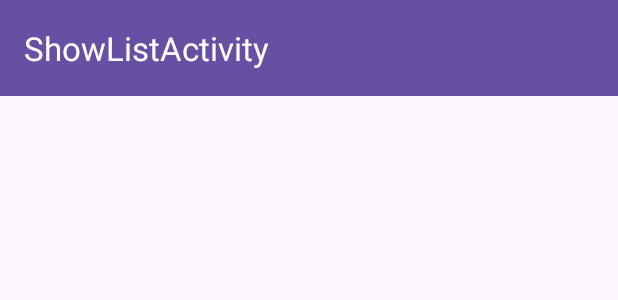
After one commit to BuffetLac61/TEA1_Alexis_API, an Android app: the layout activity_show_list.xml on its own in the app's theme, with its tools: preview values and no code run, on a phone screen of 412 x 824 dp. The commit adds this screen. Shown: the top 300 px of the screen. Run offline under Robolectric (Android 15) with nearby library versions, the phone set to English and light mode, and no system bars.

Commit message:
On peut voir la liste liée au pseudo, mais c'est une liste crée à chaque fois pour tester On peut ouvrir une activité ShowListActivity mais y'a rien dedans (mais elle récupère le numéro de l'elt séléctionné)

```diff
--- a/app/src/main/AndroidManifest.xml
+++ b/app/src/main/AndroidManifest.xml
@@ -12,7 +12,9 @@
         android:supportsRtl="true"
         android:theme="@style/Theme.TEA1_V01"
         tools:targetApi="31">
-
+        <activity
+            android:name=".ShowListActivity"
+            android:exported="false" />
         <activity
             android:name=".ChoixListActivity"
             android:exported="false" />
--- a/app/src/main/java/com/example/tea1_v01/ChoixListActivity.kt
+++ b/app/src/main/java/com/example/tea1_v01/ChoixListActivity.kt
@@ -27,7 +27,7 @@ class ChoixListActivity : BaseActivity() {
         val pseudoActif = intent.getStringExtra("pseudoActif")
 
         nomPseudoActif = findViewById(R.id.nomProfilActif)
-        nomPseudoActif.text = pseudoActif
+        nomPseudoActif.text = "Profil : "+pseudoActif
 
 
 
@@ -41,7 +41,6 @@ class ChoixListActivity : BaseActivity() {
 
         val adapter = DropdownAdapter(dropdownItems)
         recyclerView.adapter = adapter
-
 
     }
 
--- a/app/src/main/res/layout/activity_choix_list.xml
+++ b/app/src/main/res/layout/activity_choix_list.xml
@@ -40,11 +40,11 @@
     <androidx.recyclerview.widget.RecyclerView
         android:id="@+id/recyclerViewChoixActivity"
         android:layout_width="match_parent"
-        android:layout_height="wrap_content"
+        android:layout_height="0dp"
         app:layout_constraintTop_toBottomOf="@id/nomProfilActif"
+        app:layout_constraintBottom_toBottomOf="parent"
         android:layout_marginRight="10dp"
         android:layout_marginLeft="10dp"
-        android:layout_marginBottom="20dp"
         />
 
 
--- /dev/null
+++ b/app/src/main/res/layout/activity_show_list.xml
@@ -0,0 +1,23 @@
+<?xml version="1.0" encoding="utf-8"?>
+<androidx.constraintlayout.widget.ConstraintLayout xmlns:android="http://schemas.android.com/apk/res/android"
+    xmlns:app="http://schemas.android.com/apk/res-auto"
+    xmlns:tools="http://schemas.android.com/tools"
+    android:layout_width="match_parent"
+    android:layout_height="match_parent"
+    tools:context=".ShowListActivity">
+
+    <androidx.appcompat.widget.Toolbar
+
+        android:id="@+id/toolbarParametres"
+        android:layout_width="match_parent"
+        android:layout_height="?attr/actionBarSize"
+        android:background="?attr/colorPrimary"
+        app:titleTextColor="@color/cardview_light_background"
+        app:title="ShowListActivity"
+        app:popupTheme="@style/ThemeOverlay.AppCompat.Light"
+        app:contentInsetEnd="16dp"
+
+        app:layout_constraintBaseline_toTopOf="parent"/>
+
+
+</androidx.constraintlayout.widget.ConstraintLayout>
```
Also changed, not shown: app/src/main/java/com/example/tea1_v01/DropdownItem.kt (+9 -4 lines), app/src/main/java/com/example/tea1_v01/ShowListActivity.kt (added, +49 -0 lines).
